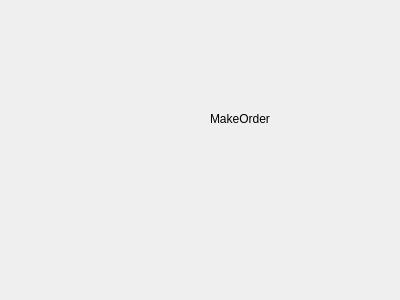
The window that src/view/makeorderview.ui (aidanMiklos/COMP3004FINAL) describes before a commit, drawn with Qt 5.
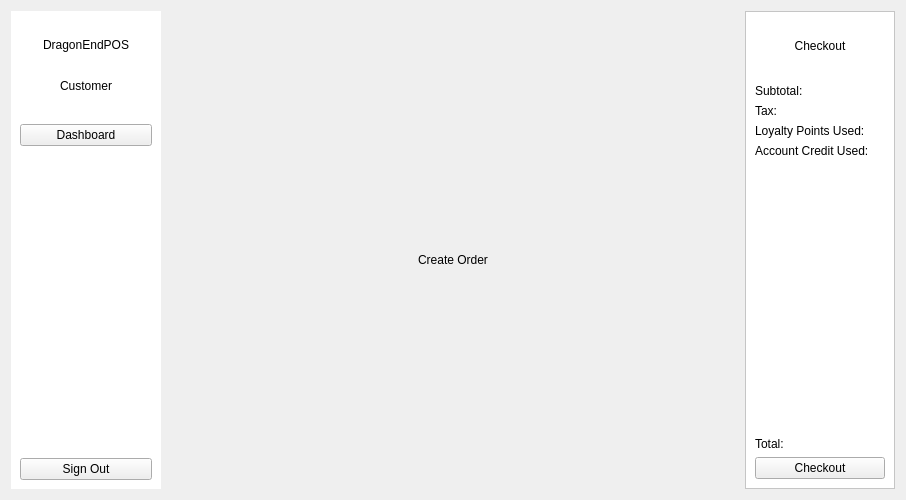
The same window after the commit.

Diff of the .ui file:
```diff
--- a/src/view/makeorderview.ui
+++ b/src/view/makeorderview.ui
@@ -6,26 +6,386 @@
    <rect>
     <x>0</x>
     <y>0</y>
-    <width>400</width>
-    <height>300</height>
+    <width>906</width>
+    <height>500</height>
    </rect>
   </property>
   <property name="windowTitle">
    <string>Form</string>
   </property>
-  <widget class="QLabel" name="label">
-   <property name="geometry">
-    <rect>
-     <x>210</x>
-     <y>110</y>
-     <width>62</width>
-     <height>17</height>
-    </rect>
-   </property>
-   <property name="text">
-    <string>MakeOrder</string>
-   </property>
-  </widget>
+  <layout class="QHBoxLayout" name="horizontalLayout_4">
+   <item>
+    <layout class="QHBoxLayout" name="horizontalLayout_3">
+     <item>
+      <widget class="QFrame" name="makeOrderSideBar">
+       <property name="sizePolicy">
+        <sizepolicy hsizetype="Fixed" vsizetype="Expanding">
+         <horstretch>0</horstretch>
+         <verstretch>0</verstretch>
+        </sizepolicy>
+       </property>
+       <property name="minimumSize">
+        <size>
+         <width>150</width>
+         <height>0</height>
+        </size>
+       </property>
+       <property name="maximumSize">
+        <size>
+         <width>150</width>
+         <height>16777215</height>
+        </size>
+       </property>
+       <property name="baseSize">
+        <size>
+         <width>150</width>
+         <height>0</height>
+        </size>
+       </property>
+       <property name="styleSheet">
+        <string notr="true">QFrame#makeOrderSideBar{
+	background-color: rgb(255, 255, 255)
+}</string>
+       </property>
+       <property name="frameShape">
+        <enum>QFrame::NoFrame</enum>
+       </property>
+       <property name="frameShadow">
+        <enum>QFrame::Raised</enum>
+       </property>
+       <layout class="QVBoxLayout" name="verticalLayout_2">
+        <item>
+         <widget class="QLabel" name="dashboardDEPLbl_2">
+          <property name="minimumSize">
+           <size>
+            <width>0</width>
+            <height>50</height>
+           </size>
+          </property>
+          <property name="maximumSize">
+           <size>
+            <width>16777215</width>
+            <height>100</height>
+           </size>
+          </property>
+          <property name="text">
+           <string>DragonEndPOS</string>
+          </property>
+          <property name="alignment">
+           <set>Qt::AlignCenter</set>
+          </property>
+         </widget>
+        </item>
+        <item>
+         <widget class="QLabel" name="dashboardUserLbl_2">
+          <property name="sizePolicy">
+           <sizepolicy hsizetype="Expanding" vsizetype="Preferred">
+            <horstretch>0</horstretch>
+            <verstretch>0</verstretch>
+           </sizepolicy>
+          </property>
+          <property name="minimumSize">
+           <size>
+            <width>0</width>
+            <height>20</height>
+           </size>
+          </property>
+          <property name="maximumSize">
+           <size>
+            <width>16777215</width>
+            <height>50</height>
+           </size>
+          </property>
+          <property name="text">
+           <string>Customer</string>
+          </property>
+          <property name="alignment">
+           <set>Qt::AlignCenter</set>
+          </property>
+         </widget>
+        </item>
+        <item>
+         <spacer name="verticalSpacer_6">
+          <property name="orientation">
+           <enum>Qt::Vertical</enum>
+          </property>
+          <property name="sizeType">
+           <enum>QSizePolicy::Fixed</enum>
+          </property>
+          <property name="sizeHint" stdset="0">
+           <size>
+            <width>20</width>
+            <height>5</height>
+           </size>
+          </property>
+         </spacer>
+        </item>
+        <item>
+         <widget class="QFrame" name="dashboardSidebarSeparator_2">
+          <property name="sizePolicy">
+           <sizepolicy hsizetype="Expanding" vsizetype="Fixed">
+            <horstretch>0</horstretch>
+            <verstretch>0</verstretch>
+           </sizepolicy>
+          </property>
+          <property name="minimumSize">
+           <size>
+            <width>0</width>
+            <height>1</height>
+           </size>
+          </property>
+          <property name="baseSize">
+           <size>
+            <width>0</width>
+            <height>1</height>
+           </size>
+          </property>
+          <property name="styleSheet">
+           <string notr="true">QFrame#dashboardSidebarSeparator{
+	background-color: rgb(222, 221, 218)
+}</string>
+          </property>
+          <property name="frameShape">
+           <enum>QFrame::NoFrame</enum>
+          </property>
+          <property name="frameShadow">
+           <enum>QFrame::Raised</enum>
+          </property>
+         </widget>
+        </item>
+        <item>
+         <spacer name="verticalSpacer_7">
+          <property name="orientation">
+           <enum>Qt::Vertical</enum>
+          </property>
+          <property name="sizeType">
+           <enum>QSizePolicy::Fixed</enum>
+          </property>
+          <property name="sizeHint" stdset="0">
+           <size>
+            <width>20</width>
+            <height>10</height>
+           </size>
+          </property>
+         </spacer>
+        </item>
+        <item>
+         <widget class="QPushButton" name="queueDashboardBtn_2">
+          <property name="text">
+           <string>Dashboard</string>
+          </property>
+         </widget>
+        </item>
+        <item>
+         <spacer name="verticalSpacer_2">
+          <property name="orientation">
+           <enum>Qt::Vertical</enum>
+          </property>
+          <property name="sizeHint" stdset="0">
+           <size>
+            <width>20</width>
+            <height>40</height>
+           </size>
+          </property>
+         </spacer>
+        </item>
+        <item>
+         <widget class="QPushButton" name="dashboardSignOutBtn_2">
+          <property name="text">
+           <string>Sign Out</string>
+          </property>
+         </widget>
+        </item>
+       </layout>
+      </widget>
+     </item>
+     <item>
+      <layout class="QVBoxLayout" name="verticalLayout_7">
+       <item>
+        <spacer name="verticalSpacer_3">
+         <property name="orientation">
+          <enum>Qt::Vertical</enum>
+         </property>
+         <property name="sizeType">
+          <enum>QSizePolicy::Fixed</enum>
+         </property>
+         <property name="sizeHint" stdset="0">
+          <size>
+           <width>20</width>
+           <height>20</height>
+          </size>
+         </property>
+        </spacer>
+       </item>
+       <item>
+        <widget class="QLabel" name="label">
+         <property name="sizePolicy">
+          <sizepolicy hsizetype="Preferred" vsizetype="Fixed">
+           <horstretch>0</horstretch>
+           <verstretch>0</verstretch>
+          </sizepolicy>
+         </property>
+         <property name="minimumSize">
+          <size>
+           <width>0</width>
+           <height>25</height>
+          </size>
+         </property>
+         <property name="text">
+          <string>Create Order</string>
+         </property>
+         <property name="alignment">
+          <set>Qt::AlignCenter</set>
+         </property>
+        </widget>
+       </item>
+       <item>
+        <layout class="QVBoxLayout" name="makeOrderMenuCont"/>
+       </item>
+      </layout>
+     </item>
+     <item>
+      <widget class="QFrame" name="makeOrderCheckoutCont">
+       <property name="sizePolicy">
+        <sizepolicy hsizetype="Fixed" vsizetype="Preferred">
+         <horstretch>0</horstretch>
+         <verstretch>0</verstretch>
+        </sizepolicy>
+       </property>
+       <property name="minimumSize">
+        <size>
+         <width>150</width>
+         <height>0</height>
+        </size>
+       </property>
+       <property name="baseSize">
+        <size>
+         <width>150</width>
+         <height>0</height>
+        </size>
+       </property>
+       <property name="styleSheet">
+        <string notr="true">QFrame#makeOrderCheckoutCont{
+	background-color: rgb(255, 255, 255)
+}</string>
+       </property>
+       <property name="frameShape">
+        <enum>QFrame::StyledPanel</enum>
+       </property>
+       <property name="frameShadow">
+        <enum>QFrame::Raised</enum>
+       </property>
+       <layout class="QVBoxLayout" name="verticalLayout_4">
+        <item>
+         <widget class="QLabel" name="label_2">
+          <property name="minimumSize">
+           <size>
+            <width>0</width>
+            <height>50</height>
+           </size>
+          </property>
+          <property name="text">
+           <string>Checkout</string>
+          </property>
+          <property name="alignment">
+           <set>Qt::AlignCenter</set>
+          </property>
+         </widget>
+        </item>
+        <item>
+         <widget class="QFrame" name="dashboardSidebarSeparator_3">
+          <property name="sizePolicy">
+           <sizepolicy hsizetype="Expanding" vsizetype="Fixed">
+            <horstretch>0</horstretch>
+            <verstretch>0</verstretch>
+           </sizepolicy>
+          </property>
+          <property name="minimumSize">
+           <size>
+            <width>0</width>
+            <height>1</height>
+           </size>
+          </property>
+          <property name="baseSize">
+           <size>
+            <width>0</width>
+            <height>1</height>
+           </size>
+          </property>
+          <property name="styleSheet">
+           <string notr="true">QFrame#dashboardSidebarSeparator{
+	background-color: rgb(222, 221, 218)
+}</string>
+          </property>
+          <property name="frameShape">
+           <enum>QFrame::NoFrame</enum>
+          </property>
+          <property name="frameShadow">
+           <enum>QFrame::Raised</enum>
+          </property>
+         </widget>
+        </item>
+        <item>
+         <widget class="QLabel" name="makeOrderSubTotalLbl">
+          <property name="text">
+           <string>Subtotal:</string>
+          </property>
+         </widget>
+        </item>
+        <item>
+         <widget class="QLabel" name="makeOrderTaxLbl">
+          <property name="text">
+           <string>Tax:</string>
+          </property>
+         </widget>
+        </item>
+        <item>
+         <widget class="QLabel" name="label_5">
+          <property name="text">
+           <string>Loyalty Points Used: </string>
+          </property>
+         </widget>
+        </item>
+        <item>
+         <widget class="QLabel" name="label_3">
+          <property name="text">
+           <string>Account Credit Used:</string>
+          </property>
+         </widget>
+        </item>
+        <item>
+         <spacer name="verticalSpacer_8">
+          <property name="orientation">
+           <enum>Qt::Vertical</enum>
+          </property>
+          <property name="sizeHint" stdset="0">
+           <size>
+            <width>20</width>
+            <height>40</height>
+           </size>
+          </property>
+         </spacer>
+        </item>
+        <item>
+         <widget class="QLabel" name="makeOrderTotalLbl">
+          <property name="text">
+           <string>Total: </string>
+          </property>
+         </widget>
+        </item>
+        <item>
+         <widget class="QPushButton" name="makeOrderCheckoutBtn">
+          <property name="text">
+           <string>Checkout</string>
+          </property>
+         </widget>
+        </item>
+       </layout>
+      </widget>
+     </item>
+    </layout>
+   </item>
+  </layout>
  </widget>
  <resources/>
  <connections/>
```
